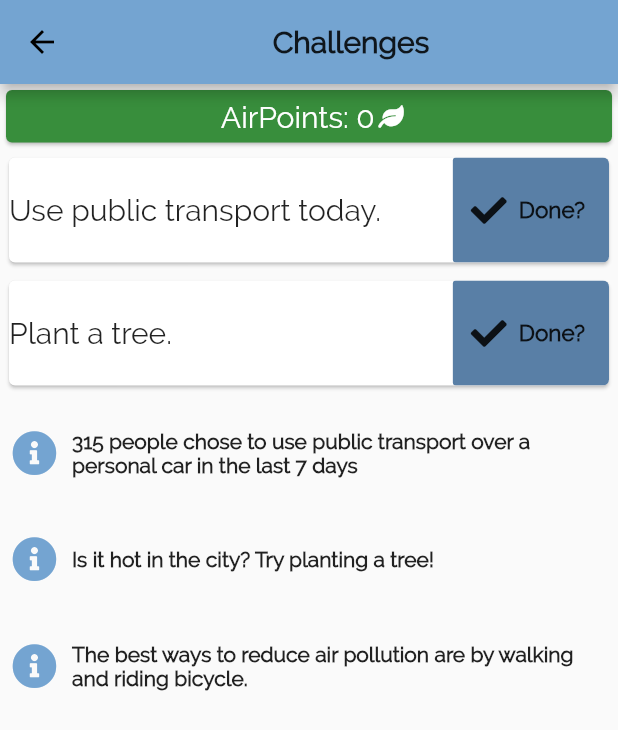
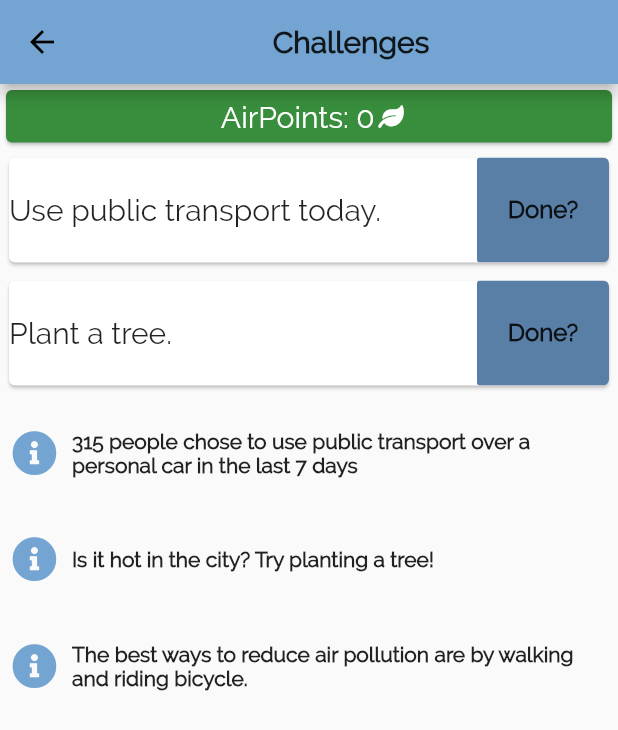
Before and after one commit to alexpavelm/SpaceAppsProject, a Flutter app: the ChallengesWidget screen opened directly, on a phone screen of 412 x 824 dp. Shown: the top 730 px of the screen. Run offline on Flutter 3.47's test engine with Material 2 defaults, Android fonts, the phone set to English and light mode, and no system bars; drawn by our look-alikes of auto_size_text; our stand-ins replace cached_network_image, cloud_firestore, font_awesome_flutter, google_maps_flutter, location; accounts and stored records are empty.

Commit message:
-fixed some small things

```diff
--- a/lib/ChallengesView/ChallengesWidget.dart
+++ b/lib/ChallengesView/ChallengesWidget.dart
@@ -274,7 +274,6 @@ class ChallengesWidgetState extends State<ChallengesWidget> {
     if (scoreToPrint == 0) {
       scoreToPrint++;
 
-      print("Score");
       var toPrintScore = "AirPoints: " + globalData.score.toString() + " ";
       return Card(
         color: Colors.green.shade700,
@@ -299,7 +298,6 @@ class ChallengesWidgetState extends State<ChallengesWidget> {
         ),
       );
     } else {
-      print(scoreToPrint);
       scoreToPrint++;
       return data.finishquests == false
           ? Padding(
@@ -324,13 +322,12 @@ class ChallengesWidgetState extends State<ChallengesWidget> {
                       Column(
                         children: <Widget>[
                           Expanded(
-                            child: FlatButton.icon(
+                            child: FlatButton (
                                 color: globalData.secondaryColor,
-                                icon: Icon(FontAwesomeIcons.check),
-                                label: Text('Done?',
+                                child: Text('Done?',
                                     style: TextStyle(
-                                        fontSize: 15,
-                                        fontWeight: FontWeight.bold,
+                                        fontSize: 16,
+                                        fontWeight: FontWeight.w900,
                                         fontFamily: 'Raleway')),
                                 onPressed: () {
                                   confirmDialog(data);
--- a/lib/GlobalData.dart
+++ b/lib/GlobalData.dart
@@ -10,8 +10,6 @@ import 'package:space_apps_project/DataObjects/FunFact.dart';
 import 'package:space_apps_project/DataObjects/City.dart';
 import 'package:space_apps_project/DataObjects/Ping.dart';
 import 'package:space_apps_project/DataObjects/Challenge.dart';
-
-import 'DataObjects/WeatherData.dart';
 
 class GlobalData {
   //COLORS
--- a/lib/MainView/CurrentCityWidget.dart
+++ b/lib/MainView/CurrentCityWidget.dart
@@ -5,7 +5,6 @@ import 'package:space_apps_project/DataObjects/City.dart';
 
 import 'package:space_apps_project/MainView/ExpandedCityView/ExpandedCardView.dart';
 import '../GlobalData.dart';
-import 'WeatherWidget.dart';
 
 var currentLocation;
 
--- a/lib/MainView/FunFactWidget.dart
+++ b/lib/MainView/FunFactWidget.dart
@@ -23,7 +23,7 @@ class FunFactWidget extends StatelessWidget {
           child: Row(
             children: <Widget>[
               Icon(FontAwesomeIcons.infoCircle,
-                  color: Colors.lightBlueAccent, size: 30),
+                  color: globalData.mainColor, size: 30),
               Container(
                 child: Expanded(
                   child: Padding(
@@ -37,7 +37,7 @@ class FunFactWidget extends StatelessWidget {
                               fontFamily: 'Raleway',
                               fontWeight: FontWeight.w600,
                               fontSize: 20,
-                              color: Colors.blue),
+                              color: globalData.mainColor),
                         ),
                         Text(
                           data.text,
```
